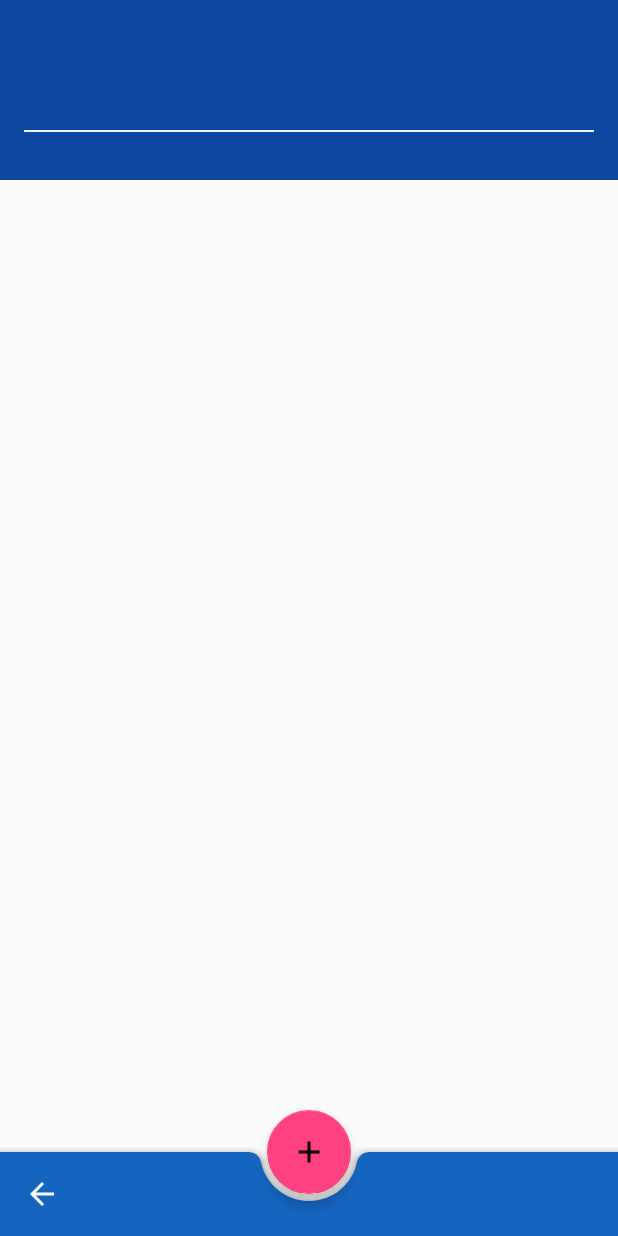
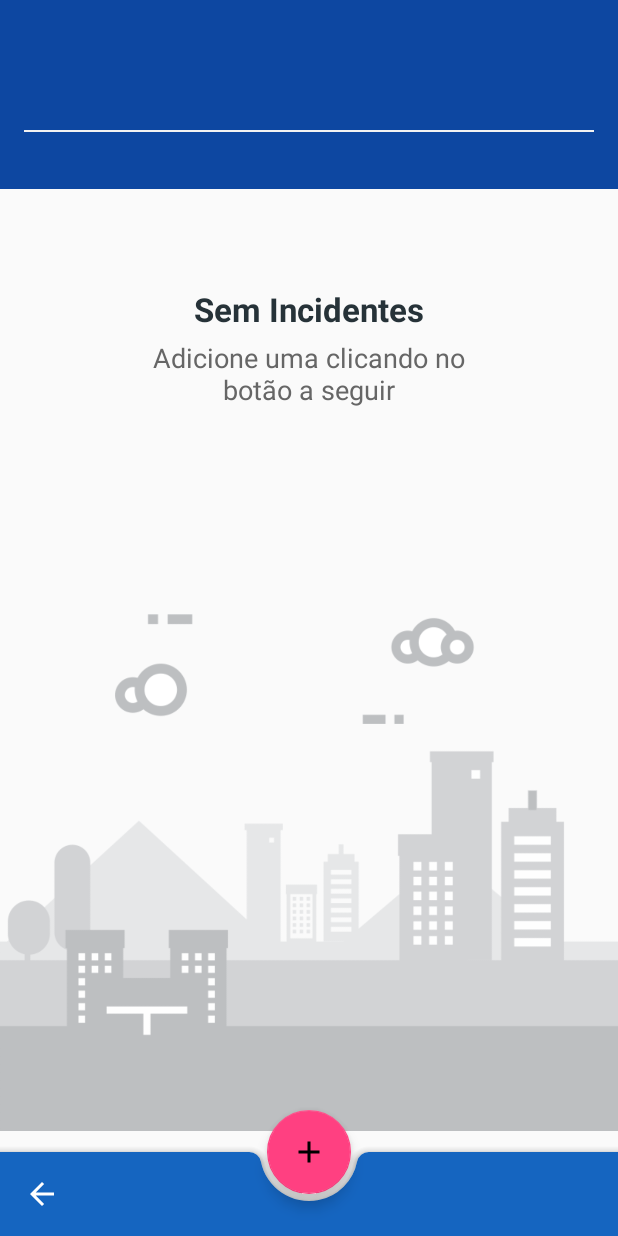
Before and after one commit to fernandosantis/MinhaRua, an Android app: the MainActivity screen opened directly, with no data from a screen before it, on a phone screen of 412 x 824 dp. Run offline under Robolectric (Android 15) with nearby library versions, the phone set to English and light mode, and no system bars; our stand-ins replace Room's generated code.

Commit message:
Ajustando Layout Itens - Incidentes

```diff
--- a/app/src/main/java/com/santis/minharua/data/CatIncidentesAdapter.kt
+++ b/app/src/main/java/com/santis/minharua/data/CatIncidentesAdapter.kt
@@ -31,7 +31,7 @@ class CatIncidentesAdapter(val incidenteList: List<CategoriaIncidentes>) : Recyc
         // CardView
         val cvCartao = view.findViewById<CardView>(R.id.cv_cartao)
         val imgImagem = view.findViewById<ImageView>(R.id.img_imagem)
-        val lblDescricao = view.findViewById<TextView>(R.id.lbl_descricao)
+        val lblDescricao = view.findViewById<TextView>(R.id.lbl_resumo)
         val cmdEditar = view.findViewById<ImageView>(R.id.cmd_editar)
         val cmdApagar = view.findViewById<ImageView>(R.id.cmd_apagar)
         val cmdCompartilhar = view.findViewById<ImageView>(R.id.cmd_compartilhar)
--- a/app/src/main/java/com/santis/minharua/ui/MainActivity.kt
+++ b/app/src/main/java/com/santis/minharua/ui/MainActivity.kt
@@ -3,6 +3,7 @@ package com.santis.minharua.ui
 import android.app.Activity
 import android.os.Bundle
 import android.os.StrictMode
+import android.view.View
 import android.widget.Toast
 import androidx.appcompat.app.AppCompatActivity
 import androidx.recyclerview.widget.LinearLayoutManager
@@ -46,7 +47,7 @@ class MainActivity : AppCompatActivity() {
         val db = MinhaRuaDatabase.abrirBanco(this)
         var incidentesLista: List<CategoriaIncidentes>
 
-        val recyclerview = findViewById<RecyclerView>(com.santis.minharua.R.id.rv_incidentes)
+        val recyclerview = binding.rvIncidentes
         recyclerview.layoutManager = LinearLayoutManager(this)
 
         GlobalScope.launch {
@@ -54,9 +55,14 @@ class MainActivity : AppCompatActivity() {
                 db.catincidenteDao().getCategoriaeIncidentes(MinhaRua.cep?.cep.toString())
             catincidentesAdapter = CatIncidentesAdapter(incidentesLista)
             recyclerview.adapter = catincidentesAdapter
-/*            if (recyclerview.childCount == 0) {
-                Toast.makeText(this@MainActivity, "No records to show!", Toast.LENGTH_SHORT).show()
-            }*/
+            if (incidentesLista.isEmpty()) {
+                recyclerview.visibility = View.GONE
+                binding.noLayIncidente.visibility = View.VISIBLE
+
+            } else {
+                binding.noLayIncidente.visibility = View.GONE
+                recyclerview.visibility = View.VISIBLE
+            }
         }
 
         // Preenche Placa de Rua
--- a/app/src/main/res/layout/activity_main.xml
+++ b/app/src/main/res/layout/activity_main.xml
@@ -1,5 +1,5 @@
 <?xml version="1.0" encoding="utf-8"?>
-<androidx.coordinatorlayout.widget.CoordinatorLayout xmlns:android="http://schemas.android.com/apk/res/android"
+<androidx.constraintlayout.widget.ConstraintLayout xmlns:android="http://schemas.android.com/apk/res/android"
     xmlns:app="http://schemas.android.com/apk/res-auto"
     android:layout_width="match_parent"
     android:layout_height="match_parent"
@@ -7,12 +7,17 @@
     android:theme="@style/Theme.MinhaRua.Material"
     tools:context=".ui.MainActivity">
 
+
+
     <androidx.constraintlayout.widget.ConstraintLayout
         android:id="@+id/lay_placa_rua"
         android:layout_width="match_parent"
-        android:layout_height="120dp"
+        android:layout_height="wrap_content"
         android:background="@color/blue_900"
-        android:padding="16dp">
+        android:padding="16dp"
+        app:layout_constraintTop_toTopOf="parent"
+        app:layout_constraintStart_toStartOf="parent"
+        >
 
         <TextView
             android:id="@+id/lbl_logradouro"
@@ -76,28 +81,95 @@
         </androidx.constraintlayout.widget.ConstraintLayout>
     </androidx.constraintlayout.widget.ConstraintLayout>
 
+
+
+    <androidx.constraintlayout.widget.ConstraintLayout
+        android:layout_width="match_parent"
+        android:layout_height="0dp"
+        android:id="@+id/no_lay_incidente"
+        android:visibility="visible"
+        app:layout_constraintTop_toBottomOf="@id/lay_placa_rua"
+        app:layout_constraintBottom_toBottomOf="@+id/lay_toolbar"
+        >
+
+        <ImageView
+            android:id="@+id/bg_image"
+            android:layout_width="match_parent"
+            android:layout_height="0dp"
+            android:src="@drawable/bg_no_item"
+            app:layout_constraintBottom_toBottomOf="parent"
+            app:layout_constraintTop_toBottomOf="@id/lay_bg_imagem"
+            />
+
+        <LinearLayout
+            android:id="@+id/lay_bg_imagem"
+            android:layout_width="250dp"
+            android:layout_height="wrap_content"
+            android:layout_marginTop="@dimen/spacing_xxlarge"
+            android:orientation="vertical"
+            app:layout_constraintTop_toTopOf="parent"
+            app:layout_constraintBottom_toTopOf="@id/bg_image"
+            app:layout_constraintStart_toStartOf="parent"
+            app:layout_constraintEnd_toEndOf="parent"
+            >
+
+            <TextView
+                android:layout_width="wrap_content"
+                android:layout_height="wrap_content"
+                android:layout_marginTop="@dimen/spacing_large"
+                android:layout_gravity="center"
+                android:text="Sem Incidentes"
+                android:textAppearance="@style/Base.TextAppearance.AppCompat.Large"
+                android:textColor="@color/grey_90"
+                android:textStyle="bold" />
+
+            <TextView
+                android:layout_width="wrap_content"
+                android:layout_height="wrap_content"
+                android:layout_marginTop="@dimen/spacing_medium"
+                android:text="Adicione uma clicando no botão a seguir"
+                android:textAlignment="center"
+                android:textAppearance="@style/Base.TextAppearance.AppCompat.Medium"
+                android:textColor="@color/grey_60" />
+        </LinearLayout>
+    </androidx.constraintlayout.widget.ConstraintLayout>
+
+
     <!-- Note: A RecyclerView can also be used -->
+
+
+
+    <androidx.coordinatorlayout.widget.CoordinatorLayout
+        android:layout_width="match_parent"
+        android:layout_height="0dp"
+        android:id="@+id/lay_toolbar"
+        app:layout_constraintTop_toBottomOf="@id/lay_placa_rua"
+        app:layout_constraintBottom_toBottomOf="parent"
+        >
 
         <androidx.recyclerview.widget.RecyclerView
             android:id="@+id/rv_incidentes"
             android:layout_width="match_parent"
             android:layout_height="match_parent"
             android:clipToPadding="false"
-        android:layout_marginTop="120dp"
-        android:paddingTop="@dimen/spacing_large"
-        android:paddingBottom="100dp"
             android:scrollbars="vertical"
             android:scrollingCache="true"
-        app:layout_behavior="@string/appbar_scrolling_view_behavior" />
+            app:layout_behavior="@string/appbar_scrolling_view_behavior"
+            android:visibility="visible"
+
+
+            />
+
         <com.google.android.material.bottomappbar.BottomAppBar
             android:id="@+id/bottomAppBar"
             style="@style/Widget.MaterialComponents.BottomAppBar.Colored"
             android:layout_width="match_parent"
             android:layout_height="wrap_content"
-        android:layout_gravity="bottom"
             app:backgroundTint="@color/colorPrimaryDark"
             app:navigationIcon="@drawable/ic_back"
-        app:hideOnScroll="true"/>
+            app:hideOnScroll="true"
+            android:layout_gravity="bottom"
+            />
 
         <com.google.android.material.floatingactionbutton.FloatingActionButton
             android:layout_width="wrap_content"
@@ -107,3 +179,6 @@
             app:layout_anchor="@id/bottomAppBar"
             app:srcCompat="@drawable/ic_add" />
     </androidx.coordinatorlayout.widget.CoordinatorLayout>
+
+
+</androidx.constraintlayout.widget.ConstraintLayout>
--- a/app/src/main/res/layout/item_incidente.xml
+++ b/app/src/main/res/layout/item_incidente.xml
@@ -105,7 +105,7 @@
                 android:layout_height="0dp"
                 android:layout_marginTop="12dp"
                 android:scaleType="centerCrop"
-                app:layout_constraintBottom_toTopOf="@+id/lbl_descricao"
+                app:layout_constraintBottom_toTopOf="@+id/lbl_resumo"
                 app:layout_constraintDimensionRatio="H,16:9"
                 app:layout_constraintEnd_toEndOf="parent"
                 app:layout_constraintStart_toStartOf="parent"
@@ -113,7 +113,7 @@
                 app:srcCompat="@drawable/ic_city" />
 
             <TextView
-                android:id="@+id/lbl_descricao"
+                android:id="@+id/lbl_resumo"
                 android:layout_width="0dp"
                 android:layout_height="wrap_content"
                 android:layout_marginStart="16dp"
@@ -157,7 +157,7 @@
                 android:padding="12dp"
                 app:layout_constraintBottom_toBottomOf="parent"
                 app:layout_constraintEnd_toEndOf="parent"
-                app:layout_constraintTop_toBottomOf="@+id/lbl_descricao"
+                app:layout_constraintTop_toBottomOf="@+id/lbl_resumo"
                 app:srcCompat="@drawable/ic_share"
                 app:tint="@color/primaryDarkColor" />
 
```
Also changed, not shown: app/src/main/res/drawable/ic__location.xml (added, +10 -0 lines), app/src/main/res/drawable/shp_circulo.xml (added, +9 -0 lines), app/src/main/res/layout/activity_splash.xml (+5 -4 lines), app/src/main/res/layout/incidente.xml (added, +271 -0 lines), app/src/main/res/layout/sem_incidente.xml (deleted, +0 -45 lines), app/src/main/res/drawable/foto_rua.jpg (added). Lines whose indentation alone changed are shown as unchanged.
